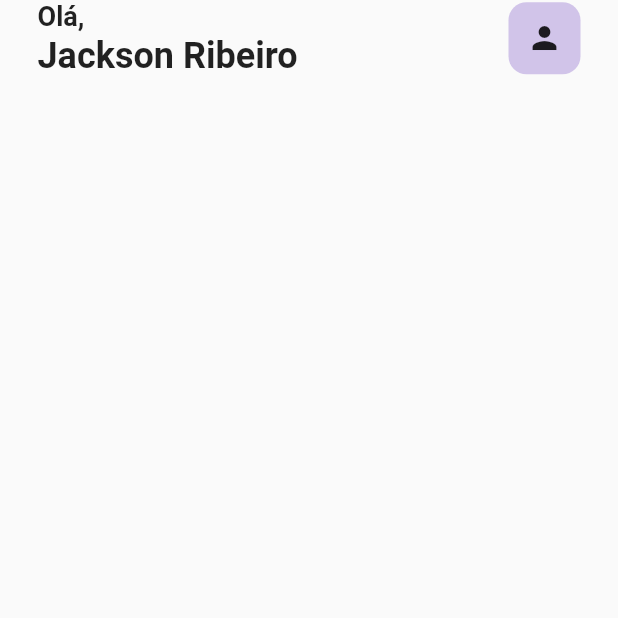
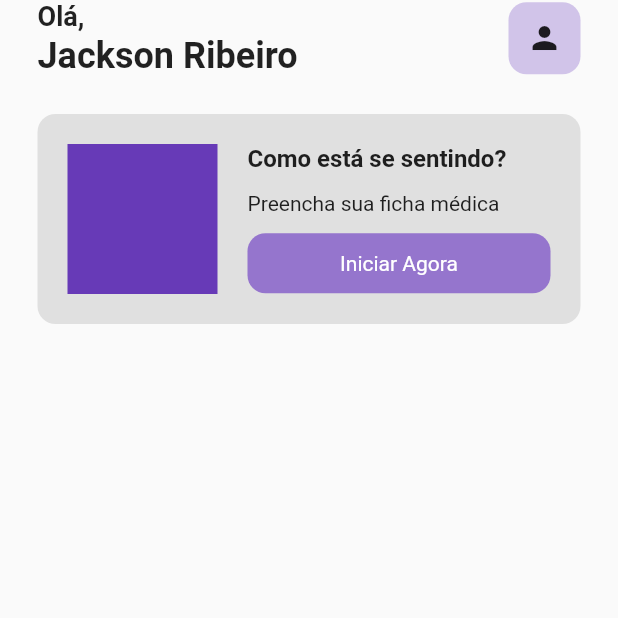
Before and after one commit to jackson-ribeiro/minha_consulta, a Flutter app: the HomePage screen opened directly, on a phone screen of 412 x 824 dp, the top half of it. Run offline on Flutter 3.47's test engine with Material 2 defaults, Android fonts, the phone set to English and light mode, and no system bars; our stand-ins replace google_fonts.

Commit message:
card + botão de iniciar

```diff
--- a/lib/pages/home_page.dart
+++ b/lib/pages/home_page.dart
@@ -1,4 +1,4 @@
-// ignore_for_file: prefer_const_constructors
+// ignore_for_file: prefer_const_constructors, prefer_const_literals_to_create_immutables
 
 import 'package:flutter/material.dart';
 import 'package:google_fonts/google_fonts.dart';
@@ -60,15 +60,69 @@
             SizedBox(height: 25),
 
             //card -> como você está se sentindo?
-            Container(
-              child: Row(
-                children: [
-                  //animação
+            Padding(
+              padding: const EdgeInsets.symmetric(horizontal: 25.0),
+              child: Container(
+                padding: EdgeInsets.all(20),
+                decoration: BoxDecoration(
+                  color: Colors.grey[300],
+                  borderRadius: BorderRadius.circular(12),
+                ),
+                child: Row(
+                  children: [
+                    //animação
+                    Container(
+                      height: 100,
+                      width: 100,
+                      color: Colors.deepPurple,
+                    ),
+                    SizedBox(
+                      width: 20,
+                    ),
 
-                  // como você está se sentindo + botão de iniciar
-                ],
+                    // como você está se sentindo + botão de iniciar
+                    Expanded(
+                      child: Column(
+                        crossAxisAlignment: CrossAxisAlignment.start,
+                        children: [
+                          Text(
+                            'Como está se sentindo?',
+                            style: TextStyle(
+                              fontWeight: FontWeight.bold,
+                              fontSize: 16,
+                            ),
+                          ),
+                          SizedBox(height: 12),
+                          Text(
+                            'Preencha sua ficha médica',
+                            style: TextStyle(
+                              fontSize: 14,
+                            ),
+                          ),
+                          SizedBox(height: 12),
+                          Container(
+                            padding: EdgeInsets.all(12),
+                            decoration: BoxDecoration(
+                              color: Colors.deepPurple[300],
+                              borderRadius: BorderRadius.circular(12),
+                            ),
+                            child: Center(
+                              child: Text(
+                                'Iniciar Agora',
+                                style: TextStyle(
+                                  color: Colors.white,
+                                ),
+                              ),
+                            ),
+                          ),
+                        ],
+                      ),
+                    ),
+                  ],
+                ),
               ),
             ),
+            SizedBox(height: 25),
             //search bar
 
             //listview -> categorias: cirurgião, clínico, etc..
--- a/lib/pages/intro_page.dart
+++ b/lib/pages/intro_page.dart
@@ -1,8 +1,8 @@
 import 'package:flutter/material.dart';
 import 'package:google_fonts/google_fonts.dart';
 
-// import 'home_page.dart';
-import 'login_page.dart';
+import 'home_page.dart';
+// import 'login_page.dart';
 
 class IntroPage extends StatelessWidget {
   const IntroPage({Key? key}) : super(key: key);
@@ -40,13 +40,13 @@
 
           const Spacer(),
 
-          //Container redirecionando para o login
+          //Container direcionando para o login
           GestureDetector(
             onTap: () => Navigator.pushReplacement(
               context,
               MaterialPageRoute(
                 builder: (context) {
-                  return const LoginPage();
+                  return const HomePage();
                 },
               ),
             ),
```
